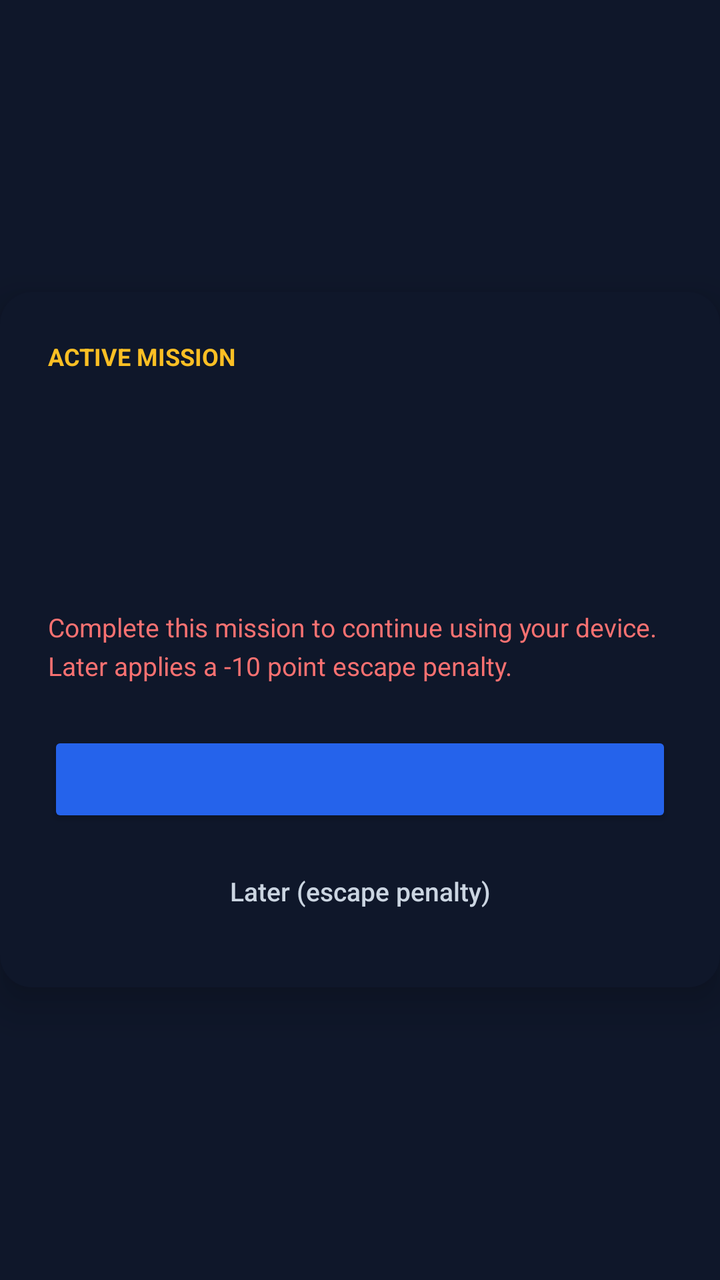
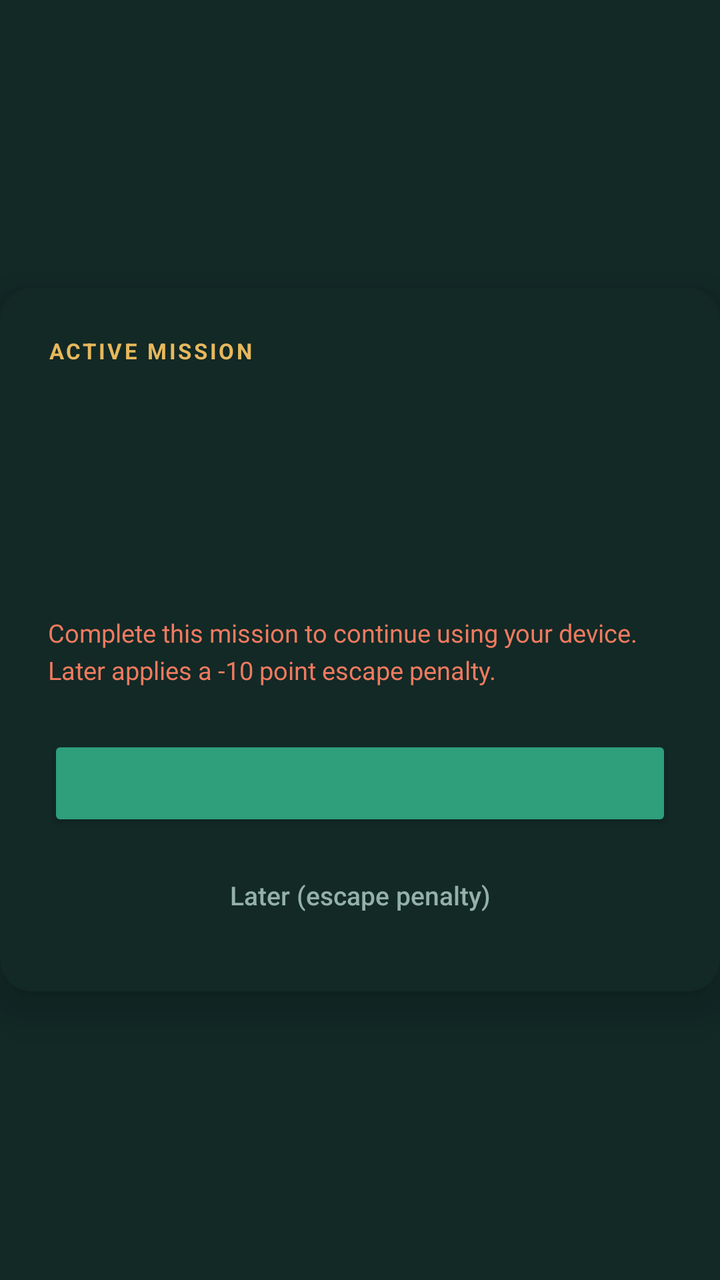

Two renders of the same Android screen: before a commit and after it. Below are the layout's source before the change and the commit's diff.
<!-- AndroidManifest.xml: application theme AppTheme -->
<!-- res/layout/overlay_mission.xml -->
<?xml version="1.0" encoding="utf-8"?>
<FrameLayout xmlns:android="http://schemas.android.com/apk/res/android"
    android:id="@+id/overlay_root"
    android:layout_width="match_parent"
    android:layout_height="match_parent"
    android:background="@color/overlay_bg"
    android:clickable="true"
    android:focusable="true">

    <ScrollView
        android:layout_width="match_parent"
        android:layout_height="match_parent"
        android:fillViewport="true">

        
        <LinearLayout
            android:layout_width="match_parent"
            android:layout_height="match_parent"
            android:gravity="center"
            android:orientation="vertical">

            
            <LinearLayout
                android:id="@+id/overlay_card"
                android:layout_width="match_parent"
                android:layout_height="wrap_content"
                android:background="@drawable/overlay_mission_card"
                android:elevation="12dp"
                android:orientation="vertical"
                android:padding="@dimen/overlay_card_padding">

                <TextView
                    android:id="@+id/overlay_badge"
                    android:layout_width="wrap_content"
                    android:layout_height="wrap_content"
                    android:text="@string/overlay_mission_badge"
                    android:textColor="@color/overlay_badge"
                    android:textSize="@dimen/overlay_text_badge"
                    android:textStyle="bold" />

                <TextView
                    android:id="@+id/overlay_title"
                    android:layout_width="match_parent"
                    android:layout_height="wrap_content"
                    android:layout_marginTop="@dimen/overlay_spacing_sm"
                    android:textColor="@color/overlay_title"
                    android:textSize="@dimen/overlay_text_title"
                    android:textStyle="bold" />

                <TextView
                    android:id="@+id/overlay_description"
                    android:layout_width="match_parent"
                    android:layout_height="wrap_content"
                    android:layout_marginTop="@dimen/overlay_spacing_md"
                    android:lineSpacingExtra="4dp"
                    android:textColor="@color/overlay_description"
                    android:textSize="@dimen/overlay_text_description" />

                <TextView
                    android:id="@+id/overlay_points"
                    android:layout_width="match_parent"
                    android:layout_height="wrap_content"
                    android:layout_marginTop="@dimen/overlay_spacing_lg"
                    android:textColor="@color/overlay_caption"
                    android:textSize="@dimen/overlay_text_caption" />

                <TextView
                    android:id="@+id/overlay_warning"
                    android:layout_width="match_parent"
                    android:layout_height="wrap_content"
                    android:layout_marginTop="@dimen/overlay_spacing_lg"
                    android:lineSpacingExtra="4dp"
                    android:text="@string/overlay_mission_warning"
                    android:textColor="@color/overlay_warning"
                    android:textSize="@dimen/overlay_text_warning" />

                <Button
                    android:id="@+id/overlay_btn_complete"
                    android:layout_width="match_parent"
                    android:layout_height="wrap_content"
                    android:layout_marginTop="@dimen/overlay_spacing_xl"
                    android:backgroundTint="@color/overlay_btn_complete_bg"
                    android:textAllCaps="false"
                    android:textColor="@color/overlay_title"
                    android:textSize="16sp"
                    android:textStyle="bold" />

                <Button
                    android:id="@+id/overlay_btn_later"
                    style="@style/Widget.AppCompat.Button.Borderless"
                    android:layout_width="match_parent"
                    android:layout_height="wrap_content"
                    android:layout_marginTop="@dimen/overlay_spacing_sm"
                    android:text="@string/overlay_mission_later"
                    android:textAllCaps="false"
                    android:textColor="@color/overlay_caption"
                    android:textSize="@dimen/overlay_text_caption" />
            </LinearLayout>
        </LinearLayout>
    </ScrollView>
</FrameLayout>
<!-- resources referenced by this layout -->
<resources>
  <color name="overlay_badge">#FBBF24</color>
  <color name="overlay_bg">#0F172A</color>
  <color name="overlay_btn_complete_bg">#2563EB</color>
  <color name="overlay_caption">#CBD5E1</color>
  <color name="overlay_description">#CBD5E1</color>
  <color name="overlay_title">#FFFFFF</color>
  <color name="overlay_warning">#F87171</color>
  <dimen name="overlay_card_padding">24dp</dimen>
  <dimen name="overlay_spacing_lg">16dp</dimen>
  <dimen name="overlay_spacing_md">12dp</dimen>
  <dimen name="overlay_spacing_sm">8dp</dimen>
  <dimen name="overlay_spacing_xl">24dp</dimen>
  <dimen name="overlay_text_badge">12sp</dimen>
  <dimen name="overlay_text_caption">13sp</dimen>
  <dimen name="overlay_text_description">16sp</dimen>
  <dimen name="overlay_text_title">20sp</dimen>
  <dimen name="overlay_text_warning">13sp</dimen>
  <!-- drawable overlay_mission_card (drawable) -->
  <?xml version="1.0" encoding="utf-8"?>
  <shape xmlns:android="http://schemas.android.com/apk/res/android"
      android:shape="rectangle">
      
      <solid android:color="@color/overlay_bg" />
      <corners android:radius="16dp" />
      <padding
          android:bottom="8dp"
          android:left="8dp"
          android:right="8dp"
          android:top="8dp" />
  </shape>
  <string name="overlay_mission_badge">ACTIVE MISSION</string>
  <string name="overlay_mission_later">Later (escape penalty)</string>
  <string name="overlay_mission_warning">Complete this mission to continue using your device. Later applies a -10 point escape penalty.</string>
  <style name="AppTheme" parent="Theme.AppCompat.DayNight.NoActionBar">
          
          <item name="android:editTextBackground">@drawable/rn_edit_text_material</item>
      </style>
  <!-- drawable rn_edit_text_material (drawable) -->
  <?xml version="1.0" encoding="utf-8"?>
  <inset xmlns:android="http://schemas.android.com/apk/res/android"
         android:insetLeft="@dimen/abc_edit_text_inset_horizontal_material"
         android:insetRight="@dimen/abc_edit_text_inset_horizontal_material"
         android:insetTop="@dimen/abc_edit_text_inset_top_material"
         android:insetBottom="@dimen/abc_edit_text_inset_bottom_material"
         >
  
      <selector>
          
          <item android:state_enabled="false" android:drawable="@drawable/abc_textfield_default_mtrl_alpha"/>
          <item android:drawable="@drawable/abc_textfield_activated_mtrl_alpha"/>
      </selector>
  
  </inset>
</resources>

<!-- the commit's change to res/layout/overlay_mission.xml (unified diff, before → after) -->
@@ -36,7 +36,9 @@
                     android:text="@string/overlay_mission_badge"
                     android:textColor="@color/overlay_badge"
                     android:textSize="@dimen/overlay_text_badge"
-                    android:textStyle="bold" />
+                    android:textStyle="bold"
+                    android:letterSpacing="0.109" /> 
+
 
                 <TextView
                     android:id="@+id/overlay_title"
@@ -81,8 +83,8 @@
                     android:layout_marginTop="@dimen/overlay_spacing_xl"
                     android:backgroundTint="@color/overlay_btn_complete_bg"
                     android:textAllCaps="false"
-                    android:textColor="@color/overlay_title"
-                    android:textSize="16sp"
+                    android:textColor="@color/overlay_btn_text"
+                    android:textSize="@dimen/overlay_text_button"
                     android:textStyle="bold" />
 
                 <Button
<!-- resource entries referenced after the edit -->
@@ -1,22 +1,24 @@
 <!-- resources referenced by this layout -->
 <resources>
-  <color name="overlay_badge">#FBBF24</color>
-  <color name="overlay_bg">#0F172A</color>
-  <color name="overlay_btn_complete_bg">#2563EB</color>
-  <color name="overlay_caption">#CBD5E1</color>
-  <color name="overlay_description">#CBD5E1</color>
-  <color name="overlay_title">#FFFFFF</color>
-  <color name="overlay_warning">#F87171</color>
+  <color name="overlay_badge">#E7B85C</color>
+  <color name="overlay_bg">#122926</color>
+  <color name="overlay_btn_complete_bg">#2E9E7B</color>
+  <color name="overlay_btn_text">#FFFFFF</color>
+  <color name="overlay_caption">#93B0A9</color>
+  <color name="overlay_description">#93B0A9</color>
+  <color name="overlay_title">#F4EFE6</color>
+  <color name="overlay_warning">#F07A5F</color>
   <dimen name="overlay_card_padding">24dp</dimen>
   <dimen name="overlay_spacing_lg">16dp</dimen>
   <dimen name="overlay_spacing_md">12dp</dimen>
   <dimen name="overlay_spacing_sm">8dp</dimen>
   <dimen name="overlay_spacing_xl">24dp</dimen>
-  <dimen name="overlay_text_badge">12sp</dimen>
+  <dimen name="overlay_text_badge">11sp</dimen>
+  <dimen name="overlay_text_button">16sp</dimen>
   <dimen name="overlay_text_caption">13sp</dimen>
-  <dimen name="overlay_text_description">16sp</dimen>
-  <dimen name="overlay_text_title">20sp</dimen>
-  <dimen name="overlay_text_warning">13sp</dimen>
+  <dimen name="overlay_text_description">15sp</dimen>
+  <dimen name="overlay_text_title">26sp</dimen>
+  <dimen name="overlay_text_warning">12.5sp</dimen>
   <!-- drawable overlay_mission_card (drawable) -->
   <?xml version="1.0" encoding="utf-8"?>
   <shape xmlns:android="http://schemas.android.com/apk/res/android"
